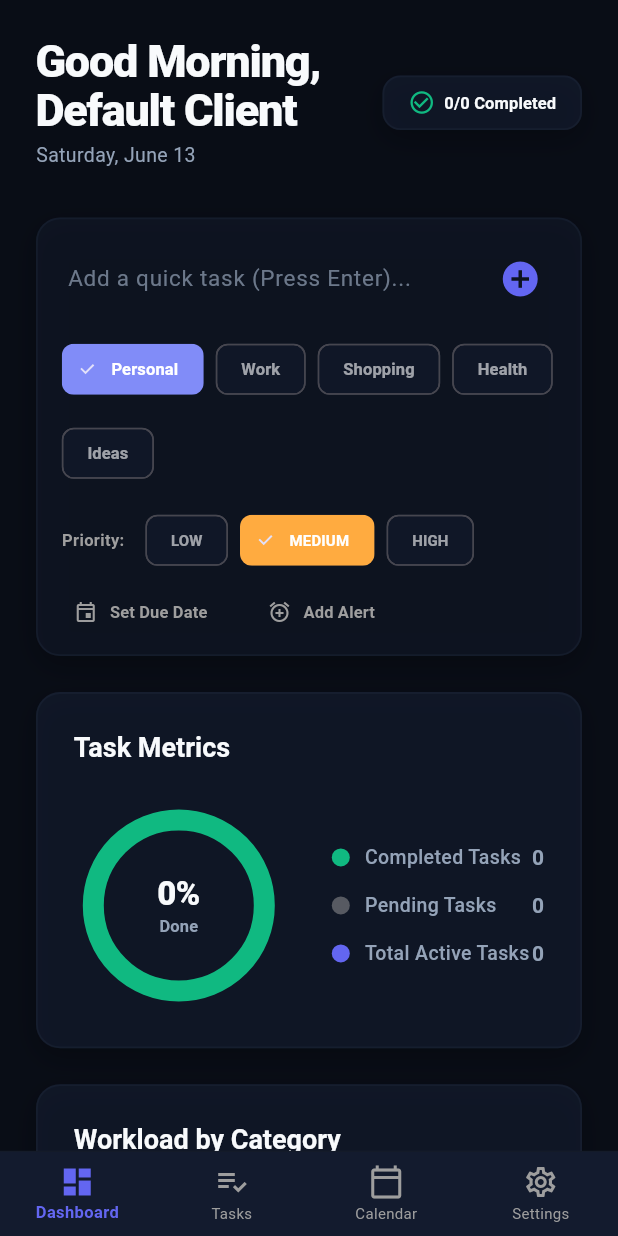
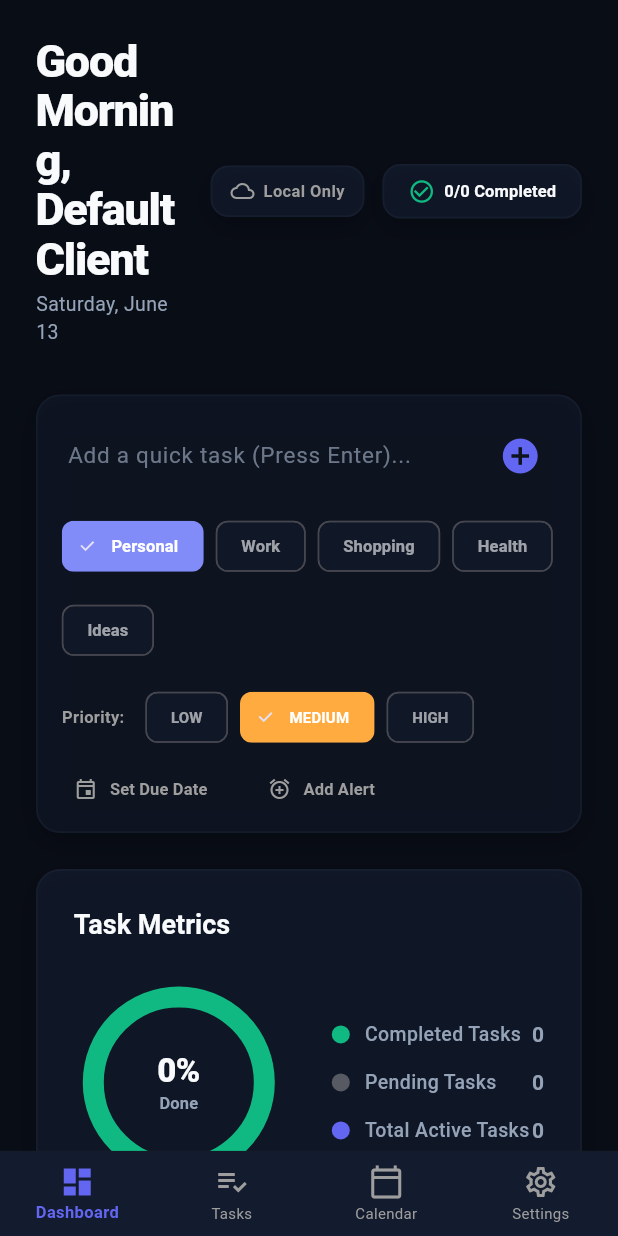
Before and after one commit to Risi-Nigarish/focusflow, a Flutter app: the MainNavigationShell screen opened directly, on a phone screen of 412 x 824 dp. Run offline on Flutter 3.47's test engine with Material 3 defaults, Android fonts, the phone set to English and light mode, and no system bars; drawn by our look-alikes of fl_chart; our stand-ins replace shared_preferences, supabase_flutter, table_calendar; missing offline and left inert: dart:html; accounts and stored records are empty.

Commit message:
Fix database sync and persistence issues, rebuild web client

```diff
--- a/lib/screens/dashboard_screen.dart
+++ b/lib/screens/dashboard_screen.dart
@@ -105,6 +105,9 @@ class _DashboardScreenState extends State<DashboardScreen> {
                 ),
               ),
               const SizedBox(width: 16),
+              // Cloud Sync Status Indicator
+              _buildSyncIndicator(context, provider, isDark),
+              const SizedBox(width: 12),
               // Mini statistics indicator
               Container(
                 padding: const EdgeInsets.symmetric(horizontal: 16, vertical: 8),
@@ -851,6 +854,66 @@ class _DashboardScreenState extends State<DashboardScreen> {
     );
   }
 
+  Widget _buildSyncIndicator(BuildContext context, TaskProvider provider, bool isDark) {
+    IconData icon;
+    Color color;
+    String tooltip;
+    Widget child;
+
+    if (!provider.isSupabaseConfigured) {
+      icon = Icons.cloud_off_outlined;
+      color = Colors.grey;
+      tooltip = 'Supabase Database Not Configured';
+      child = Icon(icon, color: color, size: 16);
+    } else if (provider.isSyncing) {
+      color = isDark ? AppTheme.darkAccent : AppTheme.lightAccent;
+      tooltip = 'Syncing tasks with Supabase Database...';
+      child = SizedBox(
+        width: 12,
+        height: 12,
+        child: CircularProgressIndicator(
+          strokeWidth: 2,
+          valueColor: AlwaysStoppedAnimation<Color>(color),
+        ),
+      );
+    } else if (provider.isLoggedIn) {
+      icon = Icons.cloud_done_outlined;
+      color = Colors.greenAccent;
+      tooltip = 'All tasks safely synced with Supabase Database';
+      child = Icon(icon, color: color, size: 16);
+    } else {
+      icon = Icons.cloud_queue_outlined;
+      color = Colors.grey;
+      tooltip = 'Local Offline Cache Mode (No Database Sync)';
+      child = Icon(icon, color: color, size: 16);
+    }
+
+    return Tooltip(
+      message: tooltip,
+      child: Container(
+        padding: const EdgeInsets.symmetric(horizontal: 12, vertical: 8),
+        decoration: AppTheme.glassDecoration(isDark: isDark, radius: 12),
+        child: Row(
+          mainAxisSize: MainAxisSize.min,
+          children: [
+            child,
+            const SizedBox(width: 6),
+            Text(
+              provider.isSyncing
+                  ? 'Syncing'
+                  : (provider.isLoggedIn ? 'Synced' : 'Local Only'),
+              style: TextStyle(
+                fontSize: 11,
+                fontWeight: FontWeight.bold,
+                color: color,
+              ),
+            ),
+          ],
+        ),
+      ),
+    );
+  }
+
   Widget _buildStatIndicator({
     required Color color,
     required String label,
```
Also changed, not shown: lib/providers/task_provider.dart (+153 -18 lines), lib/screens/login_screen.dart (+12 -0 lines), lib/screens/task_list_screen.dart (+35 -4 lines), lib/services/storage_service.dart (+12 -0 lines), lib/services/supabase_service.dart (+113 -6 lines), public/assets/fonts/MaterialIcons-Regular.otf, 2 other files.
